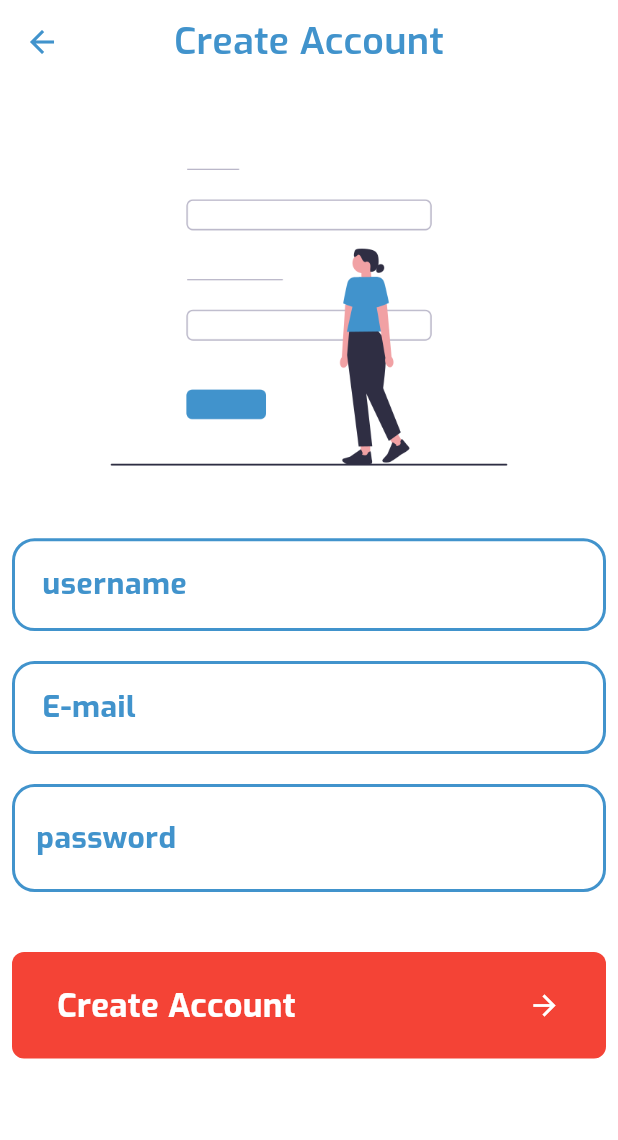
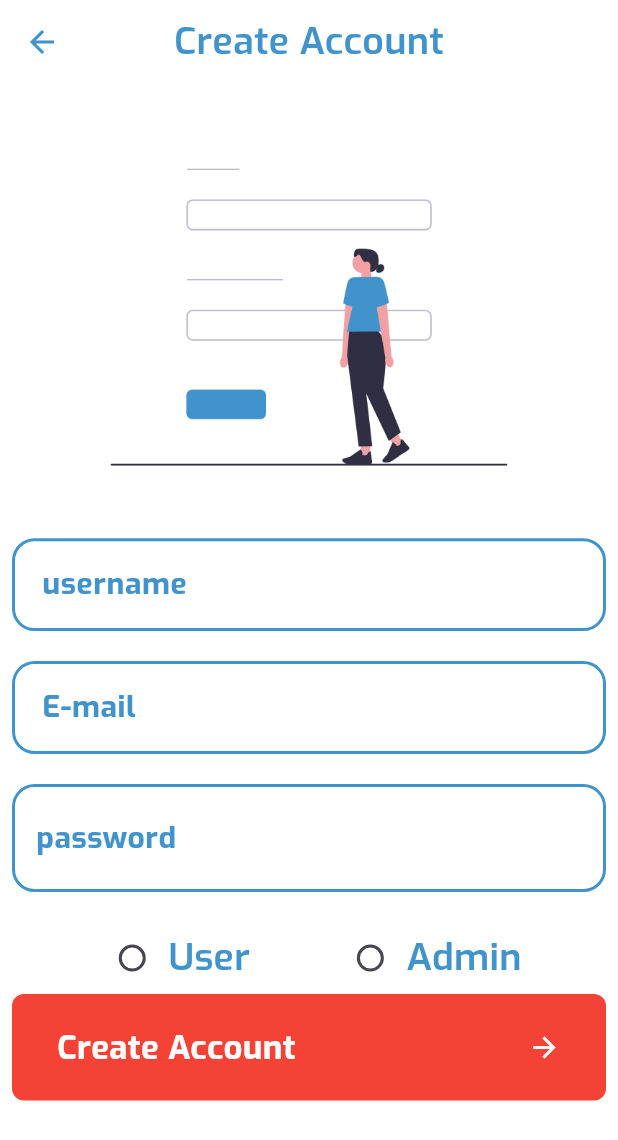
Before and after one commit to AbdAlrahmanmohamedelsayed/smartpill, a Flutter app: the SignupView screen opened by its route, on a phone screen of 412 x 824 dp. Shown: the top 1140 px of the screen. Run offline on Flutter 3.47's test engine with Material 3 defaults, Android fonts, the phone set to English and light mode, and no system bars; our stand-ins replace animate_do, easy_date_timeline, flutter_onboarding_slider, lottie.

Commit message:
add admin Pag

```diff
--- /dev/null
+++ b/devtools_options.yaml
@@ -0,0 +1,3 @@
+description: This file stores settings for Dart & Flutter DevTools.
+documentation: https://docs.flutter.dev/tools/devtools/extensions#configure-extension-enablement-states
+extensions:
--- a/lib/core/config/appRouter.dart
+++ b/lib/core/config/appRouter.dart
@@ -2,6 +2,7 @@ import 'package:flutter/material.dart';
 import 'package:smartpill/core/config/page_routes_name.dart';
 import 'package:smartpill/features/layout/layout_view.dart';
 import 'package:smartpill/features/screens/Auth/log/Login_view.dart';
+import 'package:smartpill/features/screens/admin/admin_view.dart';
 import 'package:smartpill/features/screens/onboarding/onboarding_view.dart';
 import 'package:smartpill/features/screens/Auth/signup/signUp_view.dart';
 import 'package:smartpill/features/screens/splash/splashview.dart';
@@ -24,6 +25,9 @@ class AppRouter {
       case PageRoutesName.layout:
         return MaterialPageRoute(
             builder: (context) => LayoutView(), settings: settings);
+      case PageRoutesName.admin:
+        return MaterialPageRoute(
+            builder: (context) => AdminView(), settings: settings);
       default:
         return MaterialPageRoute(
             builder: (context) => Splashview(), settings: settings);
--- a/lib/core/config/page_routes_name.dart
+++ b/lib/core/config/page_routes_name.dart
@@ -5,4 +5,5 @@ class PageRoutesName {
   static const String home = 'home';
   static const String login = 'login';
   static const String signup = 'signup';
+  static const String admin = 'admin';
 }
--- a/lib/core/theme/app_theme_manager.dart
+++ b/lib/core/theme/app_theme_manager.dart
@@ -7,9 +7,14 @@ class AppThemeManager {
     scaffoldBackgroundColor: Colors.white,
     primaryColor: primary,
     bottomNavigationBarTheme: BottomNavigationBarThemeData(
-        showUnselectedLabels: false,
-        selectedItemColor: primary,
-        backgroundColor: ColorPallets.Colowhite),
+      showUnselectedLabels: false,
+      selectedItemColor: primary,
+      backgroundColor: Colors.transparent,
+      elevation: 0,
+    ),
+    floatingActionButtonTheme: FloatingActionButtonThemeData(
+      shape: StadiumBorder(side: BorderSide(width: 5, color: primary)),
+    ),
     appBarTheme: AppBarTheme(
         centerTitle: true,
         backgroundColor: Colors.white,
--- a/lib/features/screens/Auth/signup/signUp_view.dart
+++ b/lib/features/screens/Auth/signup/signUp_view.dart
@@ -10,6 +10,7 @@ class SignupView extends StatefulWidget {
 }
 
 class _SignupViewState extends State<SignupView> {
+  String? users;
   bool isObscure = true;
   TextEditingController usernamecontrolar = TextEditingController();
   TextEditingController emailcontroller = TextEditingController();
@@ -193,7 +194,49 @@ class _SignupViewState extends State<SignupView> {
                   ),
                 ),
                 const SizedBox(
-                  height: 40,
+                  height: 20,
+                ),
+                Row(
+                  mainAxisAlignment: MainAxisAlignment.spaceEvenly,
+                  children: [
+                    Row(
+                      children: [
+                        Radio(
+                          activeColor: theme.primaryColor,
+                          value: 'user',
+                          groupValue: users,
+                          onChanged: (val) {
+                            setState(() {
+                              users = val;
+                            });
+                          },
+                        ),
+                        Text(
+                          'User',
+                          style: theme.textTheme.bodyMedium
+                              ?.copyWith(color: theme.primaryColor),
+                        ),
+                      ],
+                    ),
+                    Row(
+                      children: [
+                        Radio(
+                            activeColor: theme.primaryColor,
+                            value: 'admin',
+                            groupValue: users,
+                            onChanged: (val) {
+                              setState(() {
+                                users = val;
+                              });
+                            }),
+                        Text(
+                          'Admin',
+                          style: theme.textTheme.bodyMedium
+                              ?.copyWith(color: theme.primaryColor),
+                        ),
+                      ],
+                    )
+                  ],
                 ),
                 FadeInUp(
                   delay: const Duration(milliseconds: 250),
@@ -205,9 +248,9 @@ class _SignupViewState extends State<SignupView> {
                             horizontal: 30, vertical: 20),
                         backgroundColor: Colors.red),
                     onPressed: () {
-                      if (formkey.currentState!.validate()) {
-                        print('valid email');
-                      }
+                      // if (formkey.currentState!.validate()) {
+                      //   print('valid email');
+                      // }
                     },
                     child: Row(
                       mainAxisAlignment: MainAxisAlignment.spaceBetween,
--- a/lib/features/screens/splash/splashview.dart
+++ b/lib/features/screens/splash/splashview.dart
@@ -46,8 +46,8 @@ class _SplashviewState extends State<Splashview> {
               delay: Duration(seconds: 1),
               child: Text(
                 'Smart Pill',
-                style: theme.textTheme.bodyLarge
-                    ?.copyWith(color: ColorPallets.redColor),
+                style: theme.textTheme.bodyLarge?.copyWith(
+                    fontWeight: FontWeight.bold, color: ColorPallets.redColor),
               ),
             )
           ],
```
Also changed, not shown: lib/features/layout/layout_view.dart (+26 -1 lines), lib/features/screens/Auth/log/Login_view.dart (+50 -3 lines), lib/features/screens/admin/admin_view.dart (added, +114 -0 lines), lib/features/screens/home/home_view.dart (+13 -3 lines), lib/features/screens/settings/settings_view.dart (+13 -10 lines), lib/features/screens/settings/widgets/custom_listTile.dart (+4 -11 lines), assets/images/icons/Icon awesome-check.png (added), assets/images/icons/staging.png (added).
